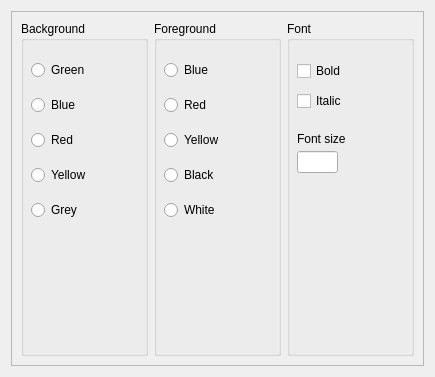
This is styleconfigure.ui in Racalniog/QTAppAlfaExercises as Qt 5 draws it before an edit. The edited form follows.
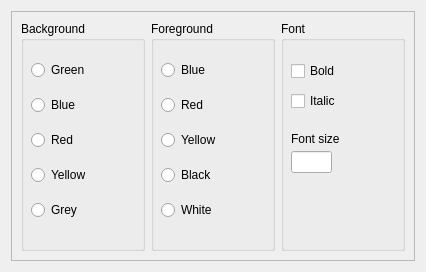
This is the edited form.

Commit message: implemented connect example to different classes/uis

Patch:
```diff
--- a/styleconfigure.ui
+++ b/styleconfigure.ui
@@ -6,8 +6,8 @@
    <rect>
     <x>0</x>
     <y>0</y>
-    <width>435</width>
-    <height>377</height>
+    <width>426</width>
+    <height>266</height>
    </rect>
   </property>
   <property name="windowTitle">
@@ -16,6 +16,12 @@
   <layout class="QGridLayout" name="gridLayout">
    <item row="0" column="0">
     <widget class="QFrame" name="frame_3">
+     <property name="minimumSize">
+      <size>
+       <width>400</width>
+       <height>250</height>
+      </size>
+     </property>
      <property name="frameShape">
       <enum>QFrame::StyledPanel</enum>
      </property>
```
The commit also changes 7 other files.
